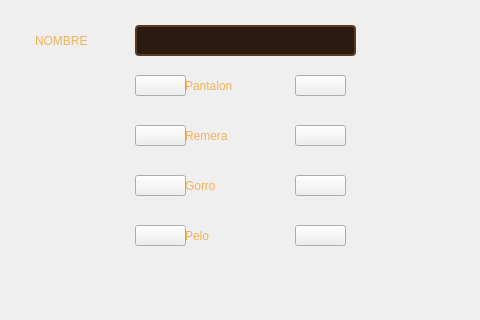
Qt form client_src/Pantallas/pantalla.ui (Nahuelfranco12/TP-TALLER-DE-PROGRAMACION-G9-2C26) before a commit; both pictures show x 284 to 764 and y 174 to 494 of the 1280 by 720 pixel window.
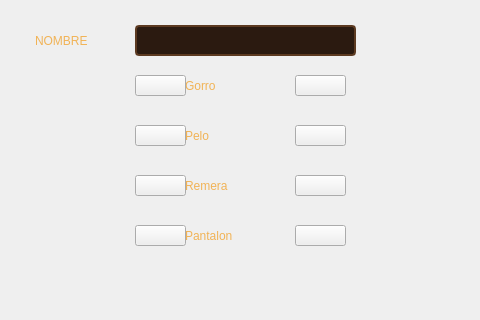
The same form after that commit. The open tabs and pages were chosen to show the change. Icons and pictures are not drawn.

Commit message: ordeno la pantalla de customizacion

Patch:
```diff
--- a/client_src/Pantallas/pantalla.ui
+++ b/client_src/Pantallas/pantalla.ui
@@ -389,7 +389,7 @@
         <property name="geometry">
          <rect>
           <x>460</x>
-          <y>240</y>
+          <y>390</y>
           <width>111</width>
           <height>21</height>
          </rect>
@@ -407,7 +407,7 @@
         <property name="geometry">
          <rect>
           <x>460</x>
-          <y>290</y>
+          <y>340</y>
           <width>111</width>
           <height>21</height>
          </rect>
@@ -425,7 +425,7 @@
         <property name="geometry">
          <rect>
           <x>460</x>
-          <y>340</y>
+          <y>240</y>
           <width>111</width>
           <height>21</height>
          </rect>
@@ -443,7 +443,7 @@
         <property name="geometry">
          <rect>
           <x>460</x>
-          <y>390</y>
+          <y>290</y>
           <width>111</width>
           <height>21</height>
          </rect>
```
